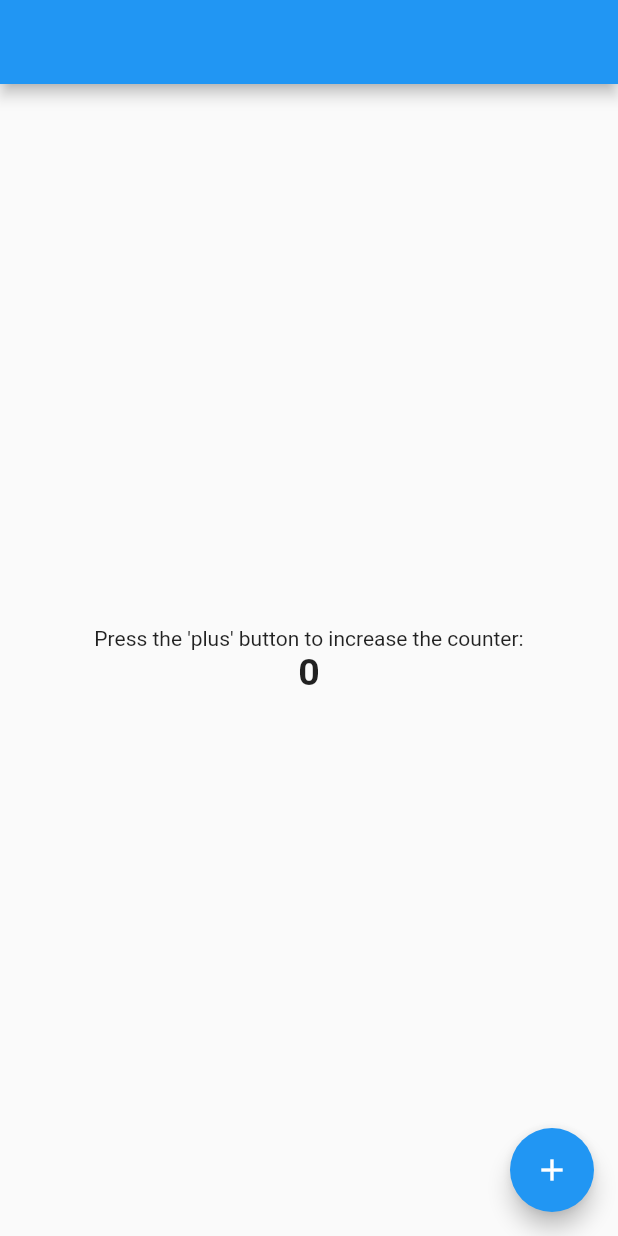
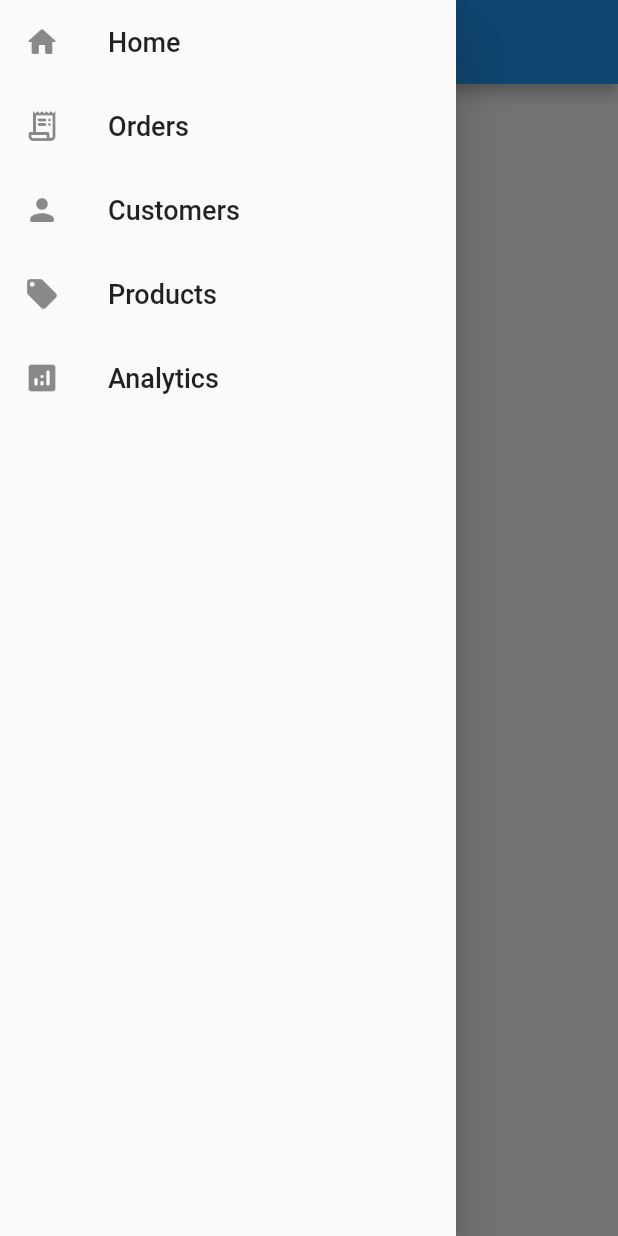
Before and after one commit to YazeedAlKhalaf/gdg_accra_flutter_desktop_fireside_chat_example, a Flutter app: the screen it shows after launch, with the side drawer open (before the commit the screen has no drawer), on a phone screen of 412 x 824 dp. Run offline on Flutter 3.47's test engine with Material 2 defaults, Android fonts, the phone set to English and light mode, and no system bars.

Commit message:
➕ Add responsive drawer

```diff
--- a/lib/ui/views/home_view.dart
+++ b/lib/ui/views/home_view.dart
@@ -1,4 +1,5 @@
 import 'package:flutter/material.dart';
+import 'package:flutter_desktop_fireside_chat_example/ui/widgets/responsive.dart';
 
 class HomeView extends StatefulWidget {
   @override
@@ -6,44 +7,101 @@ class HomeView extends StatefulWidget {
 }
 
 class _HomeViewState extends State<HomeView> {
-  int _counter = 0;
-  void _incrementCounter() {
-    _counter++;
-    setState(() {});
-  }
-
   @override
   Widget build(BuildContext context) {
-    return Scaffold(
-      appBar: AppBar(
-        title: Text(""),
-      ),
-      body: Center(
-        child: Column(
-          mainAxisAlignment: MainAxisAlignment.center,
-          children: <Widget>[
-            Text(
-              "Press the 'plus' button to increase the counter:",
-            ),
-            Text(
-              "$_counter",
-              style: TextStyle(
-                fontSize: 25,
-                fontWeight: FontWeight.bold,
-              ),
-            ),
-          ],
+    return Responsive(
+      mobile: _HomeViewMobile(),
+      desktop: _HomeViewDesktop(),
+    );
+  }
+}
+
+class _HomeViewDrawer extends StatelessWidget {
+  @override
+  Widget build(BuildContext context) {
+    _buildDrawerListTile({
+      required String title,
+      required IconData icon,
+      required void Function() onTap,
+    }) {
+      return ListTile(
+        leading: Icon(
+          icon,
         ),
-      ),
-      floatingActionButton: FloatingActionButton(
-        onPressed: () {
-          _incrementCounter();
-        },
-        tooltip: "Increment",
-        child: Icon(
-          Icons.add,
+        title: Text(
+          title,
+          style: TextStyle(
+            fontSize: 18,
+            fontWeight: FontWeight.w500,
+          ),
         ),
+        onTap: onTap,
+      );
+    }
+
+    return Drawer(
+      child: Column(
+        children: <Widget>[
+          _buildDrawerListTile(
+            title: "Home",
+            icon: Icons.home_rounded,
+            onTap: () {},
+          ),
+          _buildDrawerListTile(
+            title: "Orders",
+            icon: Icons.receipt_long_rounded,
+            onTap: () {},
+          ),
+          _buildDrawerListTile(
+            title: "Customers",
+            icon: Icons.person_rounded,
+            onTap: () {},
+          ),
+          _buildDrawerListTile(
+            title: "Products",
+            icon: Icons.local_offer_rounded,
+            onTap: () {},
+          ),
+          _buildDrawerListTile(
+            title: "Analytics",
+            icon: Icons.analytics_rounded,
+            onTap: () {},
+          ),
+        ],
       ),
     );
   }
 }
+
+class _HomeViewMobile extends StatefulWidget {
+  @override
+  __HomeViewMobileState createState() => __HomeViewMobileState();
+}
+
+class __HomeViewMobileState extends State<_HomeViewMobile> {
+  @override
+  Widget build(BuildContext context) {
+    return Scaffold(
+      appBar: AppBar(),
+      drawer: _HomeViewDrawer(),
+    );
+  }
+}
+
+class _HomeViewDesktop extends StatefulWidget {
+  @override
+  __HomeViewDesktopState createState() => __HomeViewDesktopState();
+}
+
+class __HomeViewDesktopState extends State<_HomeViewDesktop> {
+  @override
+  Widget build(BuildContext context) {
+    return Scaffold(
+      body: Row(
+        children: <Widget>[
+          _HomeViewDrawer(),
+        ],
+      ),
+    );
+  }
+}
```
